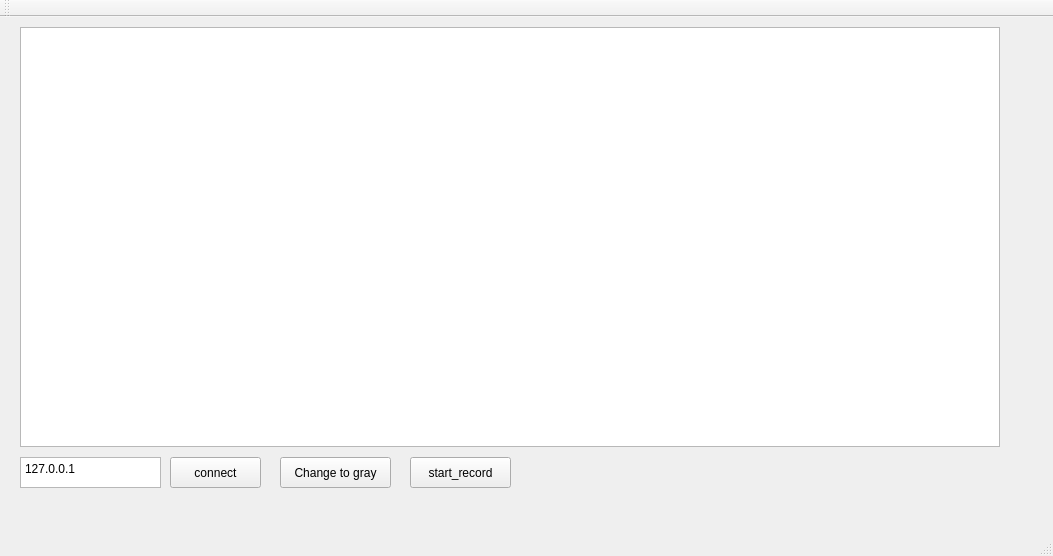
This is web_gui/qt-test/mainwindow.ui in dg-w36/C-UNIX2018-project as Qt 5 draws it before an edit. The edited form follows.
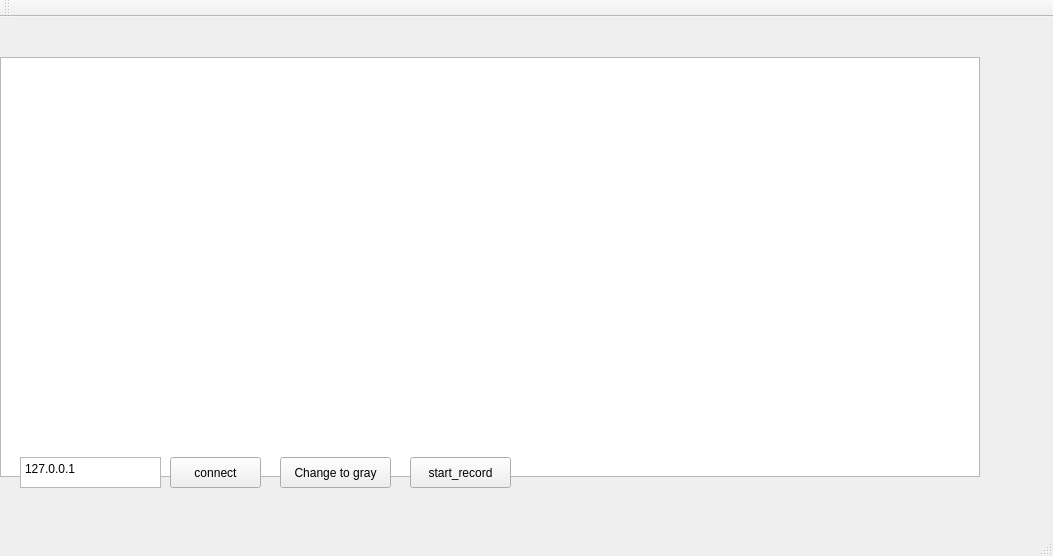
This is the edited form.

```diff
--- a/web_gui/qt-test/mainwindow.ui
+++ b/web_gui/qt-test/mainwindow.ui
@@ -17,8 +17,8 @@
    <widget class="QGraphicsView" name="image">
     <property name="geometry">
      <rect>
-      <x>20</x>
-      <y>10</y>
+      <x>0</x>
+      <y>40</y>
       <width>980</width>
       <height>420</height>
      </rect>
```
